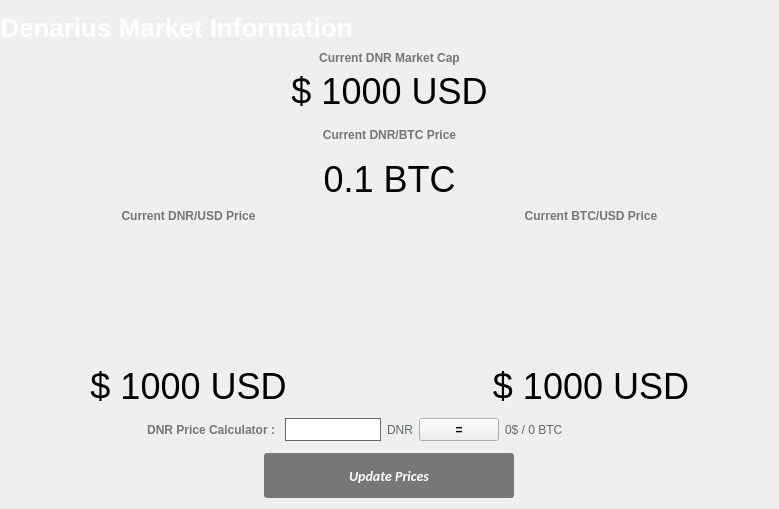
The window that src/qt/forms/marketbrowser.ui (metaspartan/denarius) describes before a commit, drawn with Qt 5.
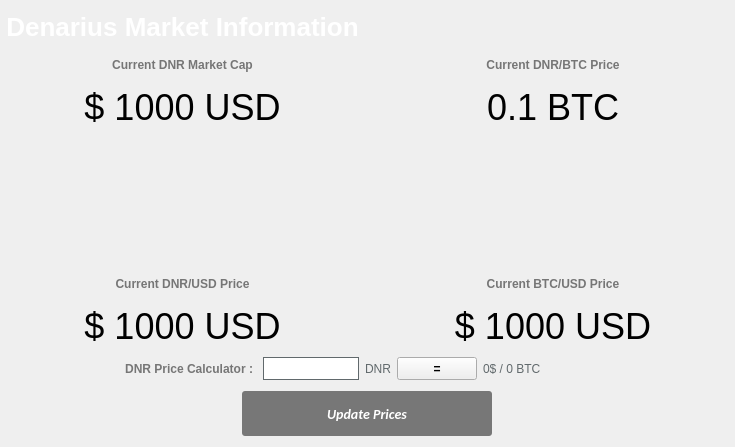
The same window after the commit. Icons and pictures are not drawn.

Patch:
```diff
--- a/src/qt/forms/marketbrowser.ui
+++ b/src/qt/forms/marketbrowser.ui
@@ -9,8 +9,8 @@
    <rect>
     <x>0</x>
     <y>0</y>
-    <width>779</width>
-    <height>509</height>
+    <width>735</width>
+    <height>447</height>
    </rect>
   </property>
   <property name="sizePolicy">
@@ -35,23 +35,72 @@
    <property name="rightMargin">
     <number>0</number>
    </property>
-   <item row="0" column="0">
-    <widget class="QLabel" name="label_4">
-     <property name="styleSheet">
-      <string notr="true">color: #FFF;font-size:26px;font-weight:600;</string>
-     </property>
-     <property name="text">
-      <string>Denarius Market Information</string>
-     </property>
-     <property name="alignment">
-      <set>Qt::AlignCenter</set>
-     </property>
-     <property name="margin">
-      <number>15</number>
-     </property>
-    </widget>
+   <item row="4" column="0" colspan="2">
+    <layout class="QHBoxLayout" name="horizontalLayout_3">
+     <item>
+      <layout class="QHBoxLayout" name="horizontalLayout_2">
+       <property name="spacing">
+        <number>6</number>
+       </property>
+       <property name="sizeConstraint">
+        <enum>QLayout::SetDefaultConstraint</enum>
+       </property>
+       <item>
+        <widget class="QLabel" name="dnrmc">
+         <property name="sizePolicy">
+          <sizepolicy hsizetype="Expanding" vsizetype="Preferred">
+           <horstretch>0</horstretch>
+           <verstretch>0</verstretch>
+          </sizepolicy>
+         </property>
+         <property name="font">
+          <font>
+           <pointsize>27</pointsize>
+          </font>
+         </property>
+         <property name="mouseTracking">
+          <bool>true</bool>
+         </property>
+         <property name="text">
+          <string notr="true">$ 1000 USD</string>
+         </property>
+         <property name="scaledContents">
+          <bool>false</bool>
+         </property>
+         <property name="alignment">
+          <set>Qt::AlignCenter</set>
+         </property>
+        </widget>
+       </item>
+       <item>
+        <widget class="QLabel" name="dnrbtc">
+         <property name="sizePolicy">
+          <sizepolicy hsizetype="Expanding" vsizetype="Preferred">
+           <horstretch>0</horstretch>
+           <verstretch>0</verstretch>
+          </sizepolicy>
+         </property>
+         <property name="font">
+          <font>
+           <pointsize>27</pointsize>
+          </font>
+         </property>
+         <property name="mouseTracking">
+          <bool>true</bool>
+         </property>
+         <property name="text">
+          <string>0.1 BTC</string>
+         </property>
+         <property name="alignment">
+          <set>Qt::AlignCenter</set>
+         </property>
+        </widget>
+       </item>
+      </layout>
+     </item>
+    </layout>
    </item>
-   <item row="19" column="0" colspan="3">
+   <item row="20" column="0" colspan="2">
     <layout class="QHBoxLayout" name="horizontalLayout_4">
      <item>
       <widget class="QPushButton" name="startButton">
@@ -92,190 +141,63 @@
      </item>
     </layout>
    </item>
-   <item row="1" column="0" colspan="3">
+   <item row="0" column="0">
+    <widget class="QLabel" name="label_4">
+     <property name="styleSheet">
+      <string notr="true">color: #FFF;font-size:26px;font-weight:600;</string>
+     </property>
+     <property name="text">
+      <string>Denarius Market Information</string>
+     </property>
+     <property name="alignment">
+      <set>Qt::AlignCenter</set>
+     </property>
+     <property name="margin">
+      <number>15</number>
+     </property>
+    </widget>
+   </item>
+   <item row="1" column="0" colspan="2">
     <layout class="QHBoxLayout" name="horizontalLayout_8">
      <item>
-      <widget class="QLabel" name="label_15">
-       <property name="sizePolicy">
-        <sizepolicy hsizetype="Expanding" vsizetype="Fixed">
-         <horstretch>0</horstretch>
-         <verstretch>0</verstretch>
-        </sizepolicy>
-       </property>
-       <property name="text">
-        <string>&lt;html&gt;&lt;head/&gt;&lt;body&gt;&lt;p&gt;&lt;span style=&quot; font-weight:600; color:#767676;&quot;&gt;Current DNR Market Cap&lt;/span&gt;&lt;/p&gt;&lt;/body&gt;&lt;/html&gt;</string>
-       </property>
-       <property name="alignment">
-        <set>Qt::AlignCenter</set>
-       </property>
-      </widget>
-     </item>
-    </layout>
-   </item>
-   <item row="3" column="0" colspan="3">
-    <layout class="QHBoxLayout" name="horizontalLayout_7">
-     <item>
-      <widget class="QLabel" name="dnrmc">
-       <property name="font">
-        <font>
-         <pointsize>27</pointsize>
-        </font>
-       </property>
-       <property name="mouseTracking">
-        <bool>true</bool>
-       </property>
-       <property name="text">
-        <string notr="true">$ 1000 USD</string>
-       </property>
-       <property name="scaledContents">
-        <bool>false</bool>
-       </property>
-       <property name="alignment">
-        <set>Qt::AlignCenter</set>
-       </property>
-      </widget>
-     </item>
-    </layout>
-   </item>
-   <item row="14" column="0" colspan="3">
-    <layout class="QHBoxLayout" name="horizontalLayout_12">
-     <item>
-      <layout class="QVBoxLayout" name="verticalLayout">
+      <layout class="QHBoxLayout" name="horizontalLayout_7">
        <item>
-        <layout class="QHBoxLayout" name="horizontalLayout_10">
-         <item>
-          <widget class="QLabel" name="label_3">
-           <property name="sizePolicy">
-            <sizepolicy hsizetype="Fixed" vsizetype="Fixed">
-             <horstretch>0</horstretch>
-             <verstretch>0</verstretch>
-            </sizepolicy>
-           </property>
-           <property name="minimumSize">
-            <size>
-             <width>128</width>
-             <height>128</height>
-            </size>
-           </property>
-           <property name="maximumSize">
-            <size>
-             <width>128</width>
-             <height>128</height>
-            </size>
-           </property>
-           <property name="text">
-            <string/>
-           </property>
-           <property name="textFormat">
-            <enum>Qt::RichText</enum>
-           </property>
-           <property name="pixmap">
-            <pixmap resource="../bitcoin.qrc">:/icons/denarius</pixmap>
-           </property>
-           <property name="scaledContents">
-            <bool>true</bool>
-           </property>
-           <property name="alignment">
-            <set>Qt::AlignCenter</set>
-           </property>
-           <property name="margin">
-            <number>0</number>
-           </property>
-          </widget>
-         </item>
-        </layout>
+        <widget class="QLabel" name="label_15">
+         <property name="sizePolicy">
+          <sizepolicy hsizetype="Expanding" vsizetype="Fixed">
+           <horstretch>0</horstretch>
+           <verstretch>0</verstretch>
+          </sizepolicy>
+         </property>
+         <property name="text">
+          <string>&lt;html&gt;&lt;head/&gt;&lt;body&gt;&lt;p&gt;&lt;span style=&quot; font-weight:600; color:#767676;&quot;&gt;Current DNR Market Cap&lt;/span&gt;&lt;/p&gt;&lt;/body&gt;&lt;/html&gt;</string>
+         </property>
+         <property name="alignment">
+          <set>Qt::AlignCenter</set>
+         </property>
+        </widget>
        </item>
-      </layout>
-     </item>
-     <item>
-      <spacer name="horizontalSpacer">
-       <property name="orientation">
-        <enum>Qt::Horizontal</enum>
-       </property>
-       <property name="sizeType">
-        <enum>QSizePolicy::Fixed</enum>
-       </property>
-       <property name="sizeHint" stdset="0">
-        <size>
-         <width>250</width>
-         <height>20</height>
-        </size>
-       </property>
-      </spacer>
-     </item>
-     <item>
-      <layout class="QVBoxLayout" name="verticalLayout_2">
        <item>
-        <layout class="QHBoxLayout" name="horizontalLayout_11">
-         <item>
-          <widget class="QLabel" name="label_2">
-           <property name="sizePolicy">
-            <sizepolicy hsizetype="Fixed" vsizetype="Fixed">
-             <horstretch>0</horstretch>
-             <verstretch>0</verstretch>
-            </sizepolicy>
-           </property>
-           <property name="minimumSize">
-            <size>
-             <width>128</width>
-             <height>128</height>
-            </size>
-           </property>
-           <property name="maximumSize">
-            <size>
-             <width>128</width>
-             <height>128</height>
-            </size>
-           </property>
-           <property name="text">
-            <string/>
-           </property>
-           <property name="textFormat">
-            <enum>Qt::RichText</enum>
-           </property>
-           <property name="pixmap">
-            <pixmap resource="../bitcoin.qrc">:/icons/btc</pixmap>
-           </property>
-           <property name="scaledContents">
-            <bool>true</bool>
-           </property>
-           <property name="alignment">
-            <set>Qt::AlignCenter</set>
-           </property>
-          </widget>
-         </item>
-        </layout>
+        <widget class="QLabel" name="label_5">
+         <property name="sizePolicy">
+          <sizepolicy hsizetype="Expanding" vsizetype="Preferred">
+           <horstretch>0</horstretch>
+           <verstretch>0</verstretch>
+          </sizepolicy>
+         </property>
+         <property name="text">
+          <string>&lt;html&gt;&lt;head/&gt;&lt;body&gt;&lt;p&gt;&lt;span style=&quot; font-weight:600; color:#767676;&quot;&gt;Current DNR/BTC Price&lt;/span&gt;&lt;/p&gt;&lt;/body&gt;&lt;/html&gt;</string>
+         </property>
+         <property name="alignment">
+          <set>Qt::AlignCenter</set>
+         </property>
+        </widget>
        </item>
       </layout>
      </item>
     </layout>
    </item>
-   <item row="6" column="0" colspan="3">
-    <layout class="QHBoxLayout" name="horizontalLayout_2">
-     <property name="spacing">
-      <number>150</number>
-     </property>
-     <property name="sizeConstraint">
-      <enum>QLayout::SetDefaultConstraint</enum>
-     </property>
-     <item>
-      <widget class="QLabel" name="dnrbtc">
-       <property name="font">
-        <font>
-         <pointsize>27</pointsize>
-        </font>
-       </property>
-       <property name="text">
-        <string>0.1 BTC</string>
-       </property>
-       <property name="alignment">
-        <set>Qt::AlignCenter</set>
-       </property>
-      </widget>
-     </item>
-    </layout>
-   </item>
-   <item row="17" column="0" colspan="3">
+   <item row="18" column="0" colspan="2">
     <layout class="QHBoxLayout" name="horizontalLayout">
      <item>
       <widget class="QLabel" name="label_31">
@@ -362,7 +284,7 @@
      </item>
     </layout>
    </item>
-   <item row="13" column="0" colspan="3">
+   <item row="15" column="0" colspan="2">
     <layout class="QHBoxLayout" name="horizontalLayout_6">
      <item>
       <widget class="QLabel" name="label_14">
@@ -380,26 +302,10 @@
        </property>
       </widget>
      </item>
-     <item>
-      <spacer name="horizontalSpacer_3">
-       <property name="orientation">
-        <enum>Qt::Horizontal</enum>
-       </property>
-       <property name="sizeType">
-        <enum>QSizePolicy::Fixed</enum>
-       </property>
-       <property name="sizeHint" stdset="0">
-        <size>
-         <width>20</width>
-         <height>20</height>
-        </size>
-       </property>
-      </spacer>
-     </item>
      <item>
       <widget class="QLabel" name="label_13">
        <property name="sizePolicy">
-        <sizepolicy hsizetype="Expanding" vsizetype="Fixed">
+        <sizepolicy hsizetype="Expanding" vsizetype="Preferred">
          <horstretch>0</horstretch>
          <verstretch>0</verstretch>
         </sizepolicy>
@@ -414,7 +320,7 @@
      </item>
     </layout>
    </item>
-   <item row="16" column="0" colspan="3">
+   <item row="17" column="0" colspan="2">
     <layout class="QHBoxLayout" name="horizontalLayout_5">
      <item>
       <widget class="QLabel" name="denarius">
@@ -443,22 +349,6 @@
        </property>
       </widget>
      </item>
-     <item>
-      <spacer name="horizontalSpacer_2">
-       <property name="orientation">
-        <enum>Qt::Horizontal</enum>
-       </property>
-       <property name="sizeType">
-        <enum>QSizePolicy::Fixed</enum>
-       </property>
-       <property name="sizeHint" stdset="0">
-        <size>
-         <width>20</width>
-         <height>20</height>
-        </size>
-       </property>
-      </spacer>
-     </item>
      <item>
       <widget class="QLabel" name="bitcoin">
        <property name="sizePolicy">
@@ -488,15 +378,49 @@
      </item>
     </layout>
    </item>
-   <item row="5" column="0" colspan="3">
-    <widget class="QLabel" name="label_5">
-     <property name="text">
-      <string>&lt;html&gt;&lt;head/&gt;&lt;body&gt;&lt;p&gt;&lt;span style=&quot; font-weight:600; color:#767676;&quot;&gt;Current DNR/BTC Price&lt;/span&gt;&lt;/p&gt;&lt;/body&gt;&lt;/html&gt;</string>
-     </property>
-     <property name="alignment">
-      <set>Qt::AlignCenter</set>
-     </property>
-    </widget>
+   <item row="6" column="0" colspan="2">
+    <layout class="QHBoxLayout" name="horizontalLayout_9">
+     <item>
+      <widget class="QLabel" name="label_3">
+       <property name="sizePolicy">
+        <sizepolicy hsizetype="Fixed" vsizetype="Fixed">
+         <horstretch>0</horstretch>
+         <verstretch>0</verstretch>
+        </sizepolicy>
+       </property>
+       <property name="minimumSize">
+        <size>
+         <width>128</width>
+         <height>128</height>
+        </size>
+       </property>
+       <property name="maximumSize">
+        <size>
+         <width>128</width>
+         <height>128</height>
+        </size>
+       </property>
+       <property name="text">
+        <string/>
+       </property>
+       <property name="textFormat">
+        <enum>Qt::RichText</enum>
+       </property>
+       <property name="pixmap">
+        <pixmap resource="../bitcoin.qrc">:/icons/denarius</pixmap>
+       </property>
+       <property name="scaledContents">
+        <bool>true</bool>
+       </property>
+       <property name="alignment">
+        <set>Qt::AlignCenter</set>
+       </property>
+       <property name="margin">
+        <number>0</number>
+       </property>
+      </widget>
+     </item>
+    </layout>
    </item>
   </layout>
  </widget>
```
